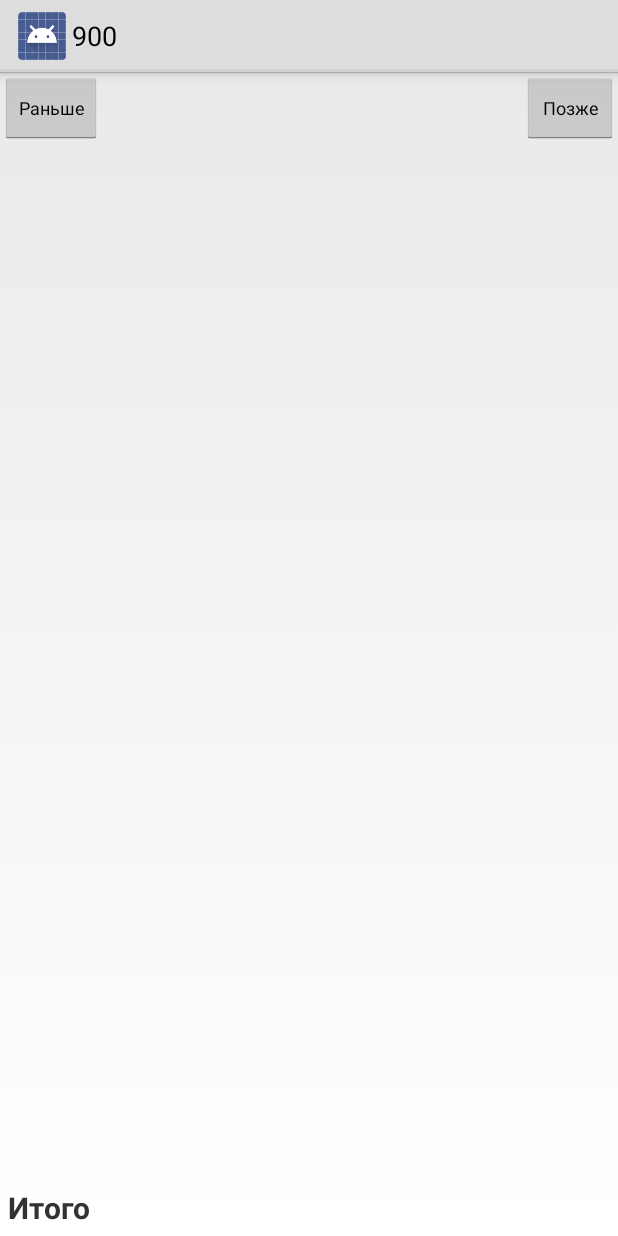
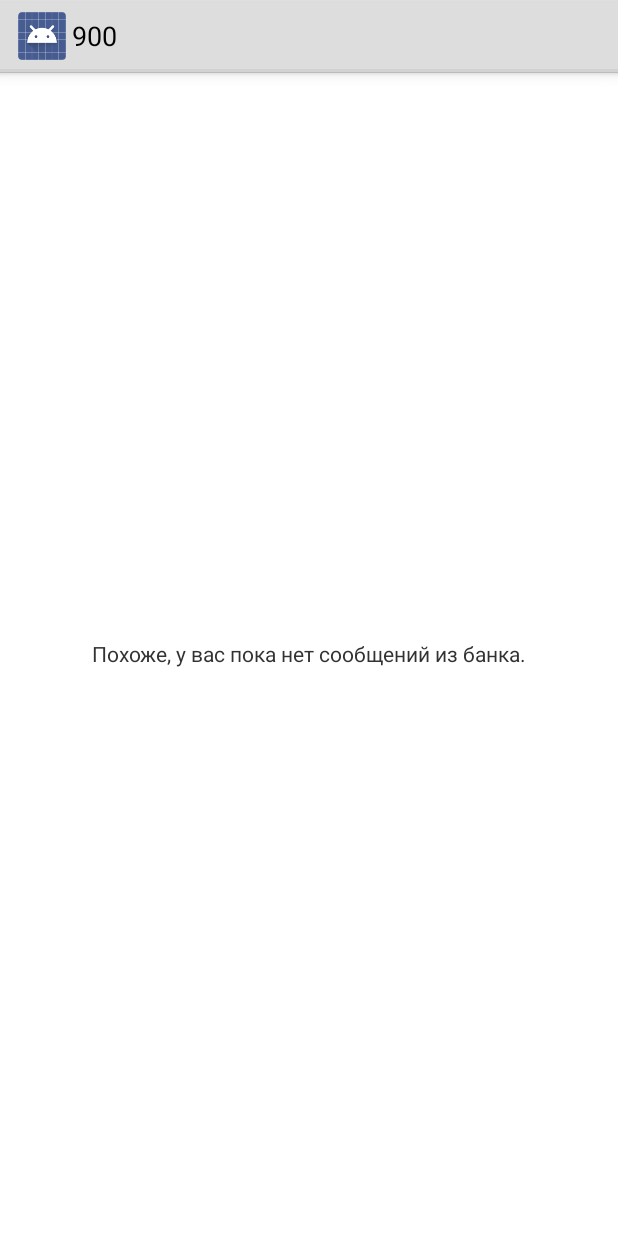
Before and after one commit to micdm/sms-graphs, an Android app: the fragment StatsFragment shown on its own in the app's theme, on a phone screen of 412 x 824 dp. Run offline under Robolectric (Android 15) with nearby library versions, the phone set to English and light mode, and no system bars; 2 statements that could not run were skipped.

Commit message:
new: учитываем ситуации, когда нет операций либо категорий у продавцов

```diff
--- a/app/src/main/java/com/micdm/smsgraphs/MainActivity.java
+++ b/app/src/main/java/com/micdm/smsgraphs/MainActivity.java
@@ -35,6 +35,9 @@ import com.micdm.utils.pager.PagerAdapter;
 import java.util.Calendar;
 import java.util.List;
 
+// TODO: добавить иконку
+// TODO: при первом запуске показать обучение
+// TODO: добавить индикатор загрузки новых сообщений
 public class MainActivity extends PagerActivity implements OperationHandler, CategoryHandler, TargetHandler {
 
     private static final int MESSAGE_CONVERTER_LOADER_ID = 0;
--- a/app/src/main/java/com/micdm/smsgraphs/fragments/StatsFragment.java
+++ b/app/src/main/java/com/micdm/smsgraphs/fragments/StatsFragment.java
@@ -1,6 +1,5 @@
 package com.micdm.smsgraphs.fragments;
 
-import android.app.ActionBar;
 import android.app.Activity;
 import android.app.Fragment;
 import android.os.Bundle;
@@ -8,7 +7,6 @@ import android.view.LayoutInflater;
 import android.view.View;
 import android.view.ViewGroup;
 import android.widget.BaseAdapter;
-import android.widget.Button;
 import android.widget.ListView;
 import android.widget.TextView;
 
@@ -28,6 +26,7 @@ import java.util.Collections;
 import java.util.Comparator;
 import java.util.List;
 
+// TODO: перезагружать отчет при изменении продавцов
 public class StatsFragment extends Fragment {
 
     private class CategoryStatsListAdapter extends BaseAdapter {
@@ -75,10 +74,20 @@ public class StatsFragment extends Fragment {
             previousView.setEnabled(previous);
             monthView.setText(DateUtils.formatMonthForHuman(operations.month));
             nextView.setEnabled(next);
-            List<CategoryStat> stats = getCategoryStats(operations.operations);
-            categoriesView.setAdapter(new CategoryStatsListAdapter(stats));
-            BigDecimal total = getTotalSum(stats);
-            totalView.setText(total.toString());
+            if (operations.operations.size() == 0) {
+                noOperationsView.setVisibility(View.VISIBLE);
+            } else {
+                List<CategoryStat> stats = getCategoryStats(operations.operations);
+                if (stats.size() == 0) {
+                    noCategoryStatsView.setVisibility(View.VISIBLE);
+                } else {
+                    categoriesView.setAdapter(new CategoryStatsListAdapter(stats));
+                    BigDecimal total = getTotalSum(stats);
+                    totalView.setText(total.toString());
+                    noCategoryStatsView.setVisibility(View.GONE);
+                }
+                noOperationsView.setVisibility(View.GONE);
+            }
         }
     };
 
@@ -87,6 +96,8 @@ public class StatsFragment extends Fragment {
     private View nextView;
     private ListView categoriesView;
     private TextView totalView;
+    private View noCategoryStatsView;
+    private View noOperationsView;
 
     @Override
     public void onAttach(Activity activity) {
@@ -114,6 +125,8 @@ public class StatsFragment extends Fragment {
         });
         categoriesView = (ListView) view.findViewById(R.id.f__stats__categories);
         totalView = (TextView) view.findViewById(R.id.f__stats__total);
+        noCategoryStatsView = view.findViewById(R.id.f__stats__no_category_stats);
+        noOperationsView = view.findViewById(R.id.f__stats__no_operations);
         return view;
     }
 
--- a/app/src/main/java/com/micdm/smsgraphs/fragments/TargetFragment.java
+++ b/app/src/main/java/com/micdm/smsgraphs/fragments/TargetFragment.java
@@ -21,6 +21,7 @@ import com.micdm.smsgraphs.handlers.TargetHandler;
 
 import java.util.List;
 
+// TODO: показывать дату последней операции и сумму
 public class TargetFragment extends DialogFragment {
 
     private class CategoryListAdapter extends BaseAdapter {
--- a/app/src/main/java/com/micdm/smsgraphs/fragments/TargetListFragment.java
+++ b/app/src/main/java/com/micdm/smsgraphs/fragments/TargetListFragment.java
@@ -14,6 +14,7 @@ import com.micdm.smsgraphs.data.TargetList;
 import com.micdm.smsgraphs.handlers.TargetHandler;
 import com.micdm.smsgraphs.misc.DateUtils;
 
+// TODO: к дате последней операции добавить сумму
 public class TargetListFragment extends ListFragment {
 
     private class TargetListAdapter extends BaseAdapter {
--- a/app/src/main/res/layout/f__stats.xml
+++ b/app/src/main/res/layout/f__stats.xml
@@ -1,4 +1,7 @@
-<LinearLayout xmlns:android="http://schemas.android.com/apk/res/android"
+<FrameLayout xmlns:android="http://schemas.android.com/apk/res/android"
+    android:layout_width="match_parent"
+    android:layout_height="match_parent">
+    <LinearLayout
         android:layout_width="match_parent"
         android:layout_height="match_parent"
         android:orientation="vertical">
@@ -27,6 +30,14 @@
                 android:text="@string/fragment_stats_next"
                 android:textSize="12sp"/>
         </LinearLayout>
+        <FrameLayout
+            android:layout_width="match_parent"
+            android:layout_height="0dp"
+            android:layout_weight="1">
+            <LinearLayout
+                android:layout_width="match_parent"
+                android:layout_height="match_parent"
+                android:orientation="vertical">
                 <ListView
                     android:layout_width="match_parent"
                     android:layout_height="0dp"
@@ -52,3 +63,20 @@
                         android:textStyle="bold"/>
                 </LinearLayout>
             </LinearLayout>
+            <TextView
+                android:layout_width="match_parent"
+                android:layout_height="match_parent"
+                android:id="@+id/f__stats__no_category_stats"
+                android:gravity="center"
+                android:background="@android:color/background_light"
+                android:text="@string/fragment_stats_no_category_stats"/>
+        </FrameLayout>
+    </LinearLayout>
+    <TextView
+        android:layout_width="match_parent"
+        android:layout_height="match_parent"
+        android:id="@+id/f__stats__no_operations"
+        android:gravity="center"
+        android:background="@android:color/background_light"
+        android:text="@string/fragment_stats_no_operations"/>
+</FrameLayout>
--- a/app/src/main/res/values/strings.xml
+++ b/app/src/main/res/values/strings.xml
@@ -30,6 +30,11 @@
     <string name="fragment_stats_previous">Раньше</string>
     <string name="fragment_stats_next">Позже</string>
     <string name="fragment_stats_total">Итого</string>
+    <string name="fragment_stats_no_category_stats">
+        В этом месяце деньги были потрачены, но в неизвестных пока категориях.\n
+        Загляните в соседнюю вкладку.
+    </string>
+    <string name="fragment_stats_no_operations">Похоже, у вас пока нет сообщений из банка.</string>
     <!-- Фрагмент со списком продавцов -->
     <string name="fragment_target_list_no_category">Новый</string>
     <!-- Фрагмент для редактирования продавца -->
```
Lines whose indentation alone changed are shown as unchanged.
